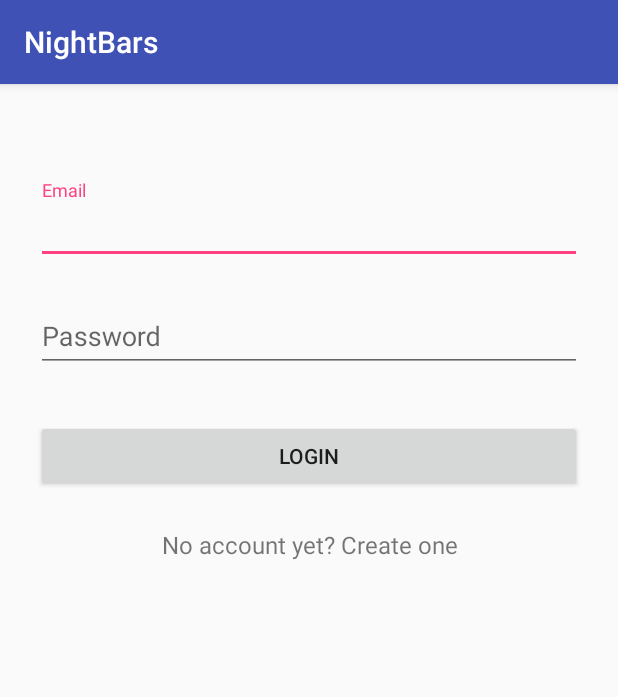
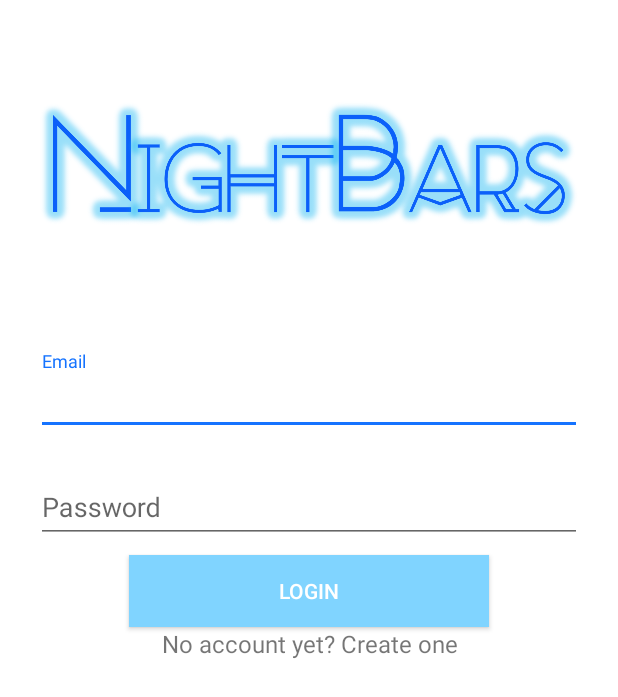
Before and after one commit to miguefra/NightBars, an Android app: the screen it shows after launch (LoginActivity), on a phone screen of 412 x 824 dp. Shown: the top 697 px of the screen. Run offline under Robolectric (Android 15) with nearby library versions, the phone set to English and light mode, and no system bars; our stand-ins replace ButterKnife.

Commit message:
Grafic changes
I still have to make the colors lighter

```diff
--- a/NightBars/app/src/main/AndroidManifest.xml
+++ b/NightBars/app/src/main/AndroidManifest.xml
@@ -7,7 +7,7 @@
     <application
         android:allowBackup="true"
         android:icon="@mipmap/ic_launcher"
-        android:label="@string/app_name"
+        android:label=" "
         android:roundIcon="@mipmap/ic_launcher_round"
         android:supportsRtl="true"
         android:theme="@style/AppTheme">
--- a/NightBars/app/src/main/java/nightbars/nightbars/LoginActivity.java
+++ b/NightBars/app/src/main/java/nightbars/nightbars/LoginActivity.java
@@ -34,6 +34,10 @@ public class LoginActivity extends AppCompatActivity implements TaskCallback {
 
     @Override
     public void onCreate(Bundle savedInstanceState) {
+
+        //Hide action bar
+        getSupportActionBar().hide();
+
         // TODO: Implementar sesiones y guardar el usuario.
         super.onCreate(savedInstanceState);
         setContentView(R.layout.activity_login);
--- a/NightBars/app/src/main/java/nightbars/nightbars/SignUpActivity.java
+++ b/NightBars/app/src/main/java/nightbars/nightbars/SignUpActivity.java
@@ -36,6 +36,10 @@ public class SignUpActivity extends AppCompatActivity implements TaskCallback {
 
     @Override
     public void onCreate(Bundle savedInstanceState) {
+
+        //Hide action bar
+        getSupportActionBar().hide();
+
         super.onCreate(savedInstanceState);
         setContentView(R.layout.activity_sign_up);
         ButterKnife.inject(this);
--- a/NightBars/app/src/main/res/layout/activity_login.xml
+++ b/NightBars/app/src/main/res/layout/activity_login.xml
@@ -4,12 +4,15 @@
     xmlns:tools="http://schemas.android.com/tools"
     android:layout_width="match_parent"
     android:layout_height="match_parent"
-    tools:context="nightbars.nightbars.LoginActivity">
+    tools:context="nightbars.nightbars.LoginActivity"
+    android:background="#ffffff">
 
     <ScrollView xmlns:android="http://schemas.android.com/apk/res/android"
         android:layout_width="fill_parent"
         android:layout_height="fill_parent"
-        android:fitsSystemWindows="true">
+        android:fitsSystemWindows="true"
+        tools:layout_editor_absoluteY="-119dp"
+        tools:layout_editor_absoluteX="0dp">
 
         <LinearLayout
             android:orientation="vertical"
@@ -26,11 +29,22 @@
                 android:layout_gravity="center_horizontal" />-->
 
             <!-- Email Label -->
+            <ImageView
+                android:id="@+id/imageView3"
+                android:layout_width="match_parent"
+                android:layout_height="108dp"
+                android:layout_gravity="center_horizontal"
+                android:layout_weight="1"
+                app:srcCompat="@drawable/logo2"
+                tools:layout_editor_absoluteX="-66dp"
+                tools:layout_editor_absoluteY="609dp" />
+
             <android.support.design.widget.TextInputLayout
                 android:layout_width="match_parent"
                 android:layout_height="wrap_content"
-                android:layout_marginTop="8dp"
-                android:layout_marginBottom="8dp">
+                android:layout_marginTop="70dp"
+                android:layout_marginBottom="8dp"
+                android:background="#ffffff">
                 <EditText android:id="@+id/input_email"
                     android:layout_width="match_parent"
                     android:layout_height="wrap_content"
@@ -43,7 +57,9 @@
                 android:layout_width="match_parent"
                 android:layout_height="wrap_content"
                 android:layout_marginTop="8dp"
-                android:layout_marginBottom="8dp">
+                android:layout_marginBottom="8dp"
+                android:background="#ffffff">
+
                 <EditText android:id="@+id/input_password"
                     android:layout_width="match_parent"
                     android:layout_height="wrap_content"
@@ -53,17 +69,18 @@
 
             <android.support.v7.widget.AppCompatButton
                 android:id="@+id/btn_login"
-                android:layout_width="fill_parent"
+                android:layout_width="240dp"
                 android:layout_height="wrap_content"
-                android:layout_marginTop="24dp"
-                android:layout_marginBottom="24dp"
+                android:layout_gravity="center_horizontal"
                 android:padding="12dp"
-                android:text="Login"/>
+                android:text="Login"
+                android:textAlignment="center"
+                android:textColor="#ffffff"
+                android:background="#80d4ff"/>
 
             <TextView android:id="@+id/link_signup"
                 android:layout_width="fill_parent"
-                android:layout_height="wrap_content"
-                android:layout_marginBottom="24dp"
+                android:layout_height="match_parent"
                 android:text="No account yet? Create one"
                 android:gravity="center"
                 android:textSize="16dip"/>
@@ -71,4 +88,6 @@
         </LinearLayout>
     </ScrollView>
 
+
+
 </android.support.constraint.ConstraintLayout>
--- a/NightBars/app/src/main/res/layout/app_bar_places_list.xml
+++ b/NightBars/app/src/main/res/layout/app_bar_places_list.xml
@@ -29,6 +29,6 @@
         android:layout_height="wrap_content"
         android:layout_gravity="bottom|end"
         android:layout_margin="@dimen/fab_margin"
-        app:srcCompat="@drawable/ic_btn_add_place" />
+        app:srcCompat="@drawable/add" />
 
 </android.support.design.widget.CoordinatorLayout>
--- a/NightBars/app/src/main/res/values/colors.xml
+++ b/NightBars/app/src/main/res/values/colors.xml
@@ -1,6 +1,6 @@
 <?xml version="1.0" encoding="utf-8"?>
 <resources>
-    <color name="colorPrimary">#3F51B5</color>
-    <color name="colorPrimaryDark">#303F9F</color>
-    <color name="colorAccent">#FF4081</color>
+    <color name="colorPrimary">#33bbff</color>
+    <color name="colorPrimaryDark">#000000</color>
+    <color name="colorAccent">#1573ff</color>
 </resources>
```
Also changed, not shown: NightBars/app/src/main/res/drawable/side_nav_bar.xml (+4 -3 lines), NightBars/app/src/main/res/layout/activity_add.xml (+6 -2 lines), NightBars/app/src/main/res/layout/activity_logo.xml (+16 -3 lines), NightBars/app/src/main/res/layout/activity_sign_up.xml (+8 -3 lines), NightBars/app/src/main/res/drawable/add.png (added), NightBars/app/src/main/res/drawable/logo.png (added), NightBars/app/src/main/res/drawable/logo2.png (added).
